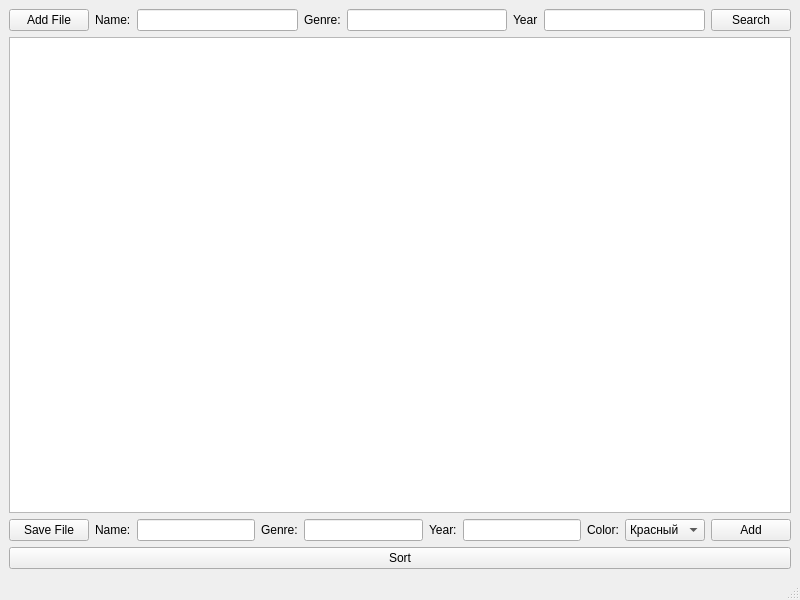
Old version of the form Lab_21/mainwindow.ui in the repository Nikevich/OOP.
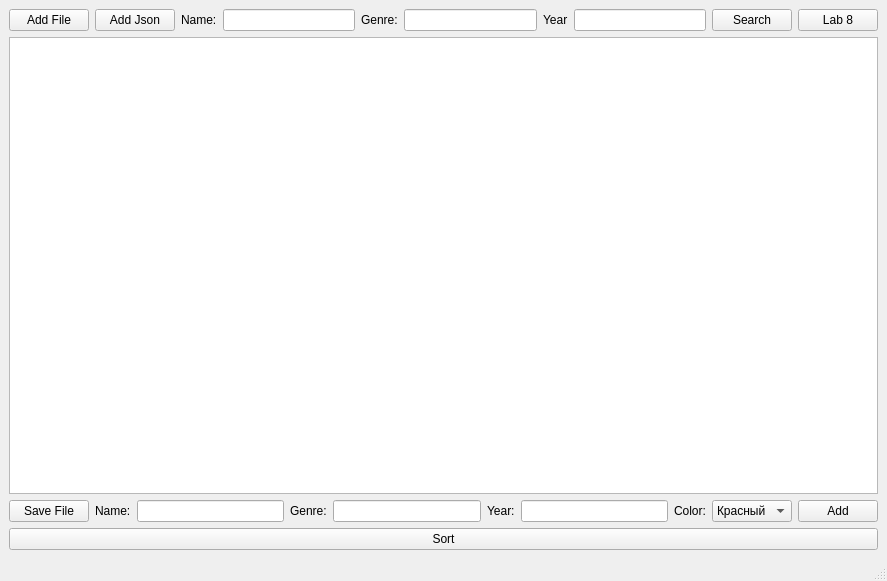
New version of the form. Custom widgets are drawn as their Qt base class.

Diff of the .ui file:
```diff
--- a/Lab_21/mainwindow.ui
+++ b/Lab_21/mainwindow.ui
@@ -6,8 +6,8 @@
    <rect>
     <x>0</x>
     <y>0</y>
-    <width>800</width>
-    <height>600</height>
+    <width>887</width>
+    <height>581</height>
    </rect>
   </property>
   <property name="windowTitle">
@@ -24,6 +24,13 @@
         </property>
        </widget>
       </item>
+      <item>
+       <widget class="QPushButton" name="pushButton_6">
+        <property name="text">
+         <string>Add Json</string>
+        </property>
+       </widget>
+      </item>
       <item>
        <widget class="QLabel" name="label_6">
         <property name="text">
@@ -61,6 +68,13 @@
         </property>
        </widget>
       </item>
+      <item>
+       <widget class="QPushButton" name="pushButton_7">
+        <property name="text">
+         <string>Lab 8</string>
+        </property>
+       </widget>
+      </item>
      </layout>
     </item>
     <item>
```
Left out of the diff: 4 changed lines with no effect on the pictures.
